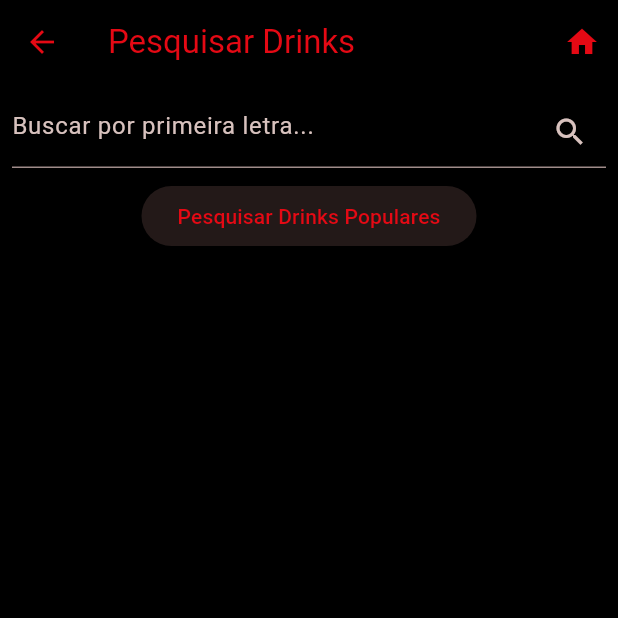
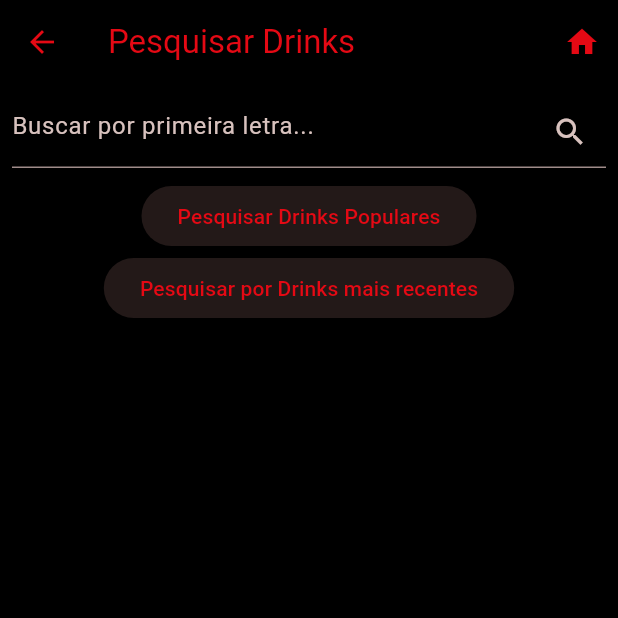
Before and after one commit to jhonnylucius/net_drinks, a Flutter app: the SearchScreen screen opened by its route, on a phone screen of 412 x 824 dp, the top half of it. Run offline on Flutter 3.47's test engine with Material 3 defaults, Android fonts, the light colour scheme and no system bars; our stand-ins replace cloud_firestore, dio, firebase_auth, firebase_core, flutter_i18n, flutter_signin_button and 8 more; missing offline and left inert: translator; accounts and stored records are empty.

Commit message:
adiciona botão para pesquisar drinks mais recentes e integra resultados à lista de busca

```diff
--- a/app_netdrinks/lib/screens/search/search_screen.dart
+++ b/app_netdrinks/lib/screens/search/search_screen.dart
@@ -3,7 +3,7 @@ import 'package:flutter/material.dart';
 import 'package:get/get.dart';
 
 class SearchScreen extends StatefulWidget {
-  SearchScreen({super.key});
+  const SearchScreen({super.key});
 
   @override
   State<SearchScreen> createState() => _SearchScreenState();
@@ -30,6 +30,11 @@ class _SearchScreenState extends State<SearchScreen> {
   void _handlePopularSearch() {
     _focusNode.unfocus();
     controller.searchPopular();
+  }
+
+  void _handleMaisRecentesSearch() {
+    _focusNode.unfocus();
+    controller.searchMaisRecentes();
   }
 
   @override
@@ -64,6 +69,10 @@ class _SearchScreenState extends State<SearchScreen> {
             onPressed: _handlePopularSearch,
             child: Text('Pesquisar Drinks Populares'),
           ),
+          ElevatedButton(
+            onPressed: _handleMaisRecentesSearch,
+            child: Text('Pesquisar por Drinks mais recentes'),
+          ),
           Expanded(
             child: Obx(() {
               if (controller.isLoading.value) {
@@ -72,7 +81,8 @@ class _SearchScreenState extends State<SearchScreen> {
 
               final allResults = [
                 ...controller.searchResults,
-                ...controller.popularResults
+                ...controller.popularResults,
+                ...controller.maisRecentesResults
               ];
 
               return ListView.builder(
```
